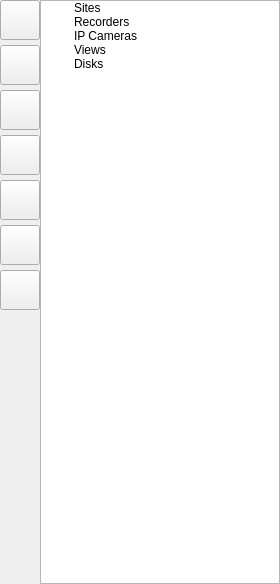
bshawk/vdc, file vepro/main/vscdevicelist.ui: the form before one commit.
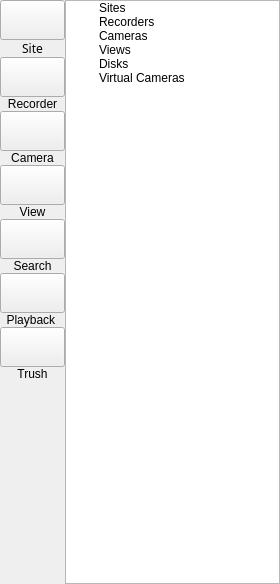
The form after the commit. Icons and pictures are not drawn. Custom widgets are drawn as their Qt base class.

Diff of the .ui file:
```diff
--- a/vepro/main/vscdevicelist.ui
+++ b/vepro/main/vscdevicelist.ui
@@ -35,30 +35,54 @@
    <string notr="true"/>
   </property>
   <layout class="QGridLayout" name="gridLayout">
+   <property name="leftMargin">
+    <number>0</number>
+   </property>
+   <property name="topMargin">
+    <number>0</number>
+   </property>
+   <property name="rightMargin">
+    <number>0</number>
+   </property>
+   <property name="bottomMargin">
+    <number>0</number>
+   </property>
+   <property name="spacing">
+    <number>0</number>
+   </property>
    <item row="0" column="0">
     <layout class="QHBoxLayout" name="horizontalLayout">
+     <property name="spacing">
+      <number>0</number>
+     </property>
      <property name="sizeConstraint">
       <enum>QLayout::SetNoConstraint</enum>
      </property>
      <item>
       <layout class="QVBoxLayout" name="verticalLayout">
        <property name="spacing">
-        <number>5</number>
+        <number>0</number>
        </property>
        <item>
         <widget class="QPushButton" name="pbSite">
          <property name="minimumSize">
           <size>
-           <width>40</width>
+           <width>65</width>
            <height>40</height>
           </size>
          </property>
          <property name="maximumSize">
           <size>
-           <width>40</width>
+           <width>65</width>
            <height>40</height>
           </size>
          </property>
+         <property name="layoutDirection">
+          <enum>Qt::LeftToRight</enum>
+         </property>
+         <property name="styleSheet">
+          <string notr="true"/>
+         </property>
          <property name="text">
           <string/>
          </property>
@@ -68,26 +92,53 @@
          </property>
          <property name="iconSize">
           <size>
-           <width>40</width>
-           <height>40</height>
+           <width>30</width>
+           <height>30</height>
           </size>
          </property>
         </widget>
        </item>
+       <item>
+        <widget class="QLabel" name="label">
+         <property name="font">
+          <font>
+           <family>Arial Unicode MS</family>
+           <weight>50</weight>
+           <italic>false</italic>
+           <bold>false</bold>
+          </font>
+         </property>
+         <property name="styleSheet">
+          <string notr="true">font: 8pt &quot;Arial Unicode MS&quot;;</string>
+         </property>
+         <property name="text">
+          <string>Site</string>
+         </property>
+         <property name="textFormat">
+          <enum>Qt::RichText</enum>
+         </property>
+         <property name="alignment">
+          <set>Qt::AlignCenter</set>
+         </property>
+        </widget>
+       </item>
        <item>
         <widget class="QPushButton" name="pbRecorder">
          <property name="minimumSize">
           <size>
-           <width>40</width>
+           <width>65</width>
            <height>40</height>
           </size>
          </property>
          <property name="maximumSize">
           <size>
-           <width>40</width>
+           <width>65</width>
            <height>40</height>
           </size>
          </property>
+         <property name="styleSheet">
+          <string notr="true">selection-background-color: rgb(0, 255, 0);</string>
+         </property>
          <property name="text">
           <string/>
          </property>
@@ -97,23 +148,36 @@
          </property>
          <property name="iconSize">
           <size>
-           <width>36</width>
-           <height>36</height>
+           <width>30</width>
+           <height>30</height>
           </size>
          </property>
         </widget>
        </item>
+       <item>
+        <widget class="QLabel" name="label_2">
+         <property name="styleSheet">
+          <string notr="true">font: 8pt &quot;Arial Unicode MS&quot;;</string>
+         </property>
+         <property name="text">
+          <string>Recorder</string>
+         </property>
+         <property name="alignment">
+          <set>Qt::AlignCenter</set>
+         </property>
+        </widget>
+       </item>
        <item>
         <widget class="QPushButton" name="pbCamera">
          <property name="minimumSize">
           <size>
-           <width>40</width>
+           <width>65</width>
            <height>40</height>
           </size>
          </property>
          <property name="maximumSize">
           <size>
-           <width>40</width>
+           <width>65</width>
            <height>40</height>
           </size>
          </property>
@@ -129,23 +193,36 @@
          </property>
          <property name="iconSize">
           <size>
-           <width>40</width>
-           <height>40</height>
+           <width>30</width>
+           <height>30</height>
           </size>
          </property>
         </widget>
        </item>
+       <item>
+        <widget class="QLabel" name="label_3">
+         <property name="styleSheet">
+          <string notr="true">font: 8pt &quot;Arial Unicode MS&quot;;</string>
+         </property>
+         <property name="text">
+          <string>Camera</string>
+         </property>
+         <property name="alignment">
+          <set>Qt::AlignCenter</set>
+         </property>
+        </widget>
+       </item>
        <item>
         <widget class="QPushButton" name="pbSurveillance">
          <property name="minimumSize">
           <size>
-           <width>40</width>
+           <width>65</width>
            <height>40</height>
           </size>
          </property>
          <property name="maximumSize">
           <size>
-           <width>40</width>
+           <width>65</width>
            <height>40</height>
           </size>
          </property>
@@ -167,23 +244,36 @@
          </property>
          <property name="iconSize">
           <size>
-           <width>40</width>
-           <height>40</height>
+           <width>30</width>
+           <height>30</height>
           </size>
          </property>
         </widget>
        </item>
+       <item>
+        <widget class="QLabel" name="label_4">
+         <property name="styleSheet">
+          <string notr="true">font: 8pt &quot;Arial Unicode MS&quot;;</string>
+         </property>
+         <property name="text">
+          <string>View</string>
+         </property>
+         <property name="alignment">
+          <set>Qt::AlignCenter</set>
+         </property>
+        </widget>
+       </item>
        <item>
         <widget class="QPushButton" name="pbSearch">
          <property name="minimumSize">
           <size>
-           <width>40</width>
+           <width>65</width>
            <height>40</height>
           </size>
          </property>
          <property name="maximumSize">
           <size>
-           <width>40</width>
+           <width>65</width>
            <height>40</height>
           </size>
          </property>
@@ -199,23 +289,36 @@
          </property>
          <property name="iconSize">
           <size>
-           <width>36</width>
-           <height>36</height>
+           <width>30</width>
+           <height>30</height>
           </size>
          </property>
         </widget>
        </item>
+       <item>
+        <widget class="QLabel" name="label_5">
+         <property name="styleSheet">
+          <string notr="true">font: 8pt &quot;Arial Unicode MS&quot;;</string>
+         </property>
+         <property name="text">
+          <string>Search</string>
+         </property>
+         <property name="alignment">
+          <set>Qt::AlignCenter</set>
+         </property>
+        </widget>
+       </item>
        <item>
         <widget class="QPushButton" name="pbPlayback">
          <property name="minimumSize">
           <size>
-           <width>40</width>
+           <width>65</width>
            <height>40</height>
           </size>
          </property>
          <property name="maximumSize">
           <size>
-           <width>40</width>
+           <width>65</width>
            <height>40</height>
           </size>
          </property>
@@ -231,23 +334,36 @@
          </property>
          <property name="iconSize">
           <size>
-           <width>40</width>
-           <height>40</height>
+           <width>30</width>
+           <height>30</height>
           </size>
          </property>
         </widget>
        </item>
+       <item>
+        <widget class="QLabel" name="label_6">
+         <property name="styleSheet">
+          <string notr="true">font: 8pt &quot;Arial Unicode MS&quot;;</string>
+         </property>
+         <property name="text">
+          <string>Playback </string>
+         </property>
+         <property name="alignment">
+          <set>Qt::AlignCenter</set>
+         </property>
+        </widget>
+       </item>
        <item>
         <widget class="VSCDeviceTrash" name="pbTrash">
          <property name="minimumSize">
           <size>
-           <width>40</width>
+           <width>65</width>
            <height>40</height>
           </size>
          </property>
          <property name="maximumSize">
           <size>
-           <width>40</width>
+           <width>65</width>
            <height>40</height>
           </size>
          </property>
@@ -263,12 +379,25 @@
          </property>
          <property name="iconSize">
           <size>
-           <width>40</width>
-           <height>40</height>
+           <width>30</width>
+           <height>30</height>
           </size>
          </property>
         </widget>
        </item>
+       <item>
+        <widget class="QLabel" name="label_7">
+         <property name="styleSheet">
+          <string notr="true">font: 8pt &quot;Arial Unicode MS&quot;;</string>
+         </property>
+         <property name="text">
+          <string>Trush</string>
+         </property>
+         <property name="alignment">
+          <set>Qt::AlignCenter</set>
+         </property>
+        </widget>
+       </item>
        <item>
         <spacer name="verticalSpacer">
          <property name="orientation">
@@ -356,7 +485,7 @@
        </item>
        <item>
         <property name="text">
-         <string>IP Cameras</string>
+         <string>Cameras</string>
         </property>
         <property name="icon">
          <iconset resource="vscmainwindows.qrc">
@@ -381,6 +510,15 @@
           <normaloff>:/device/resources/harddisk.png</normaloff>:/device/resources/harddisk.png</iconset>
         </property>
        </item>
+       <item>
+        <property name="text">
+         <string>Virtual Cameras</string>
+        </property>
+        <property name="icon">
+         <iconset resource="vscmainwindows.qrc">
+          <normaloff>:/device/resources/virtualipc.png</normaloff>:/device/resources/virtualipc.png</iconset>
+        </property>
+       </item>
       </widget>
      </item>
     </layout>
```
